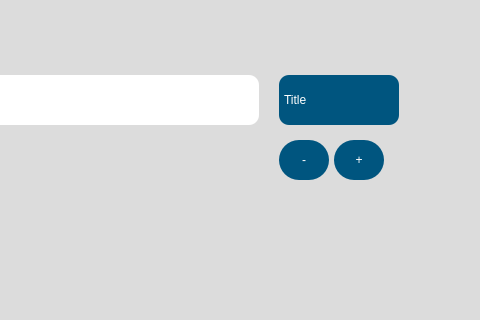
This is src/user_interface/english_start.ui in eppenney/eBook-Perpetual-Access-Rights-Tracker as Qt 5 draws it before an edit; both pictures show x 696 to 1176 and y 205 to 525 of the 1176 by 796 pixel window. The edited form follows.
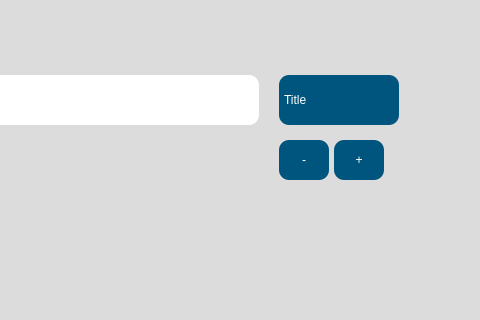
This is the edited form. Icons and pictures are not drawn.

Diff of the .ui file:
```diff
--- a/src/user_interface/english_start.ui
+++ b/src/user_interface/english_start.ui
@@ -173,7 +173,7 @@
             QPushButton {
                 font: 75 16pt &quot;Arial&quot;;
                 background-color: rgb(0, 85, 127);
-                border-radius: 20px;
+                border-radius: 10px;
                 color: rgb(255, 255, 255);
             }
 
@@ -204,7 +204,7 @@
             QPushButton {
                 font: 75 16pt &quot;Arial&quot;;
                 background-color: rgb(0, 85, 127);
-                border-radius: 20px;
+                border-radius: 10px;
                 color: rgb(255, 255, 255);
             }
 
```
